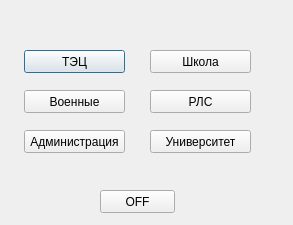
The window that dialog.ui (dsponer/maket_py) describes before a commit, drawn with Qt 5.
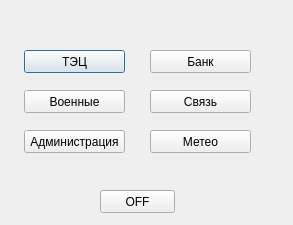
The same window after the commit.

Commit message: 0.1.0 Change name of buildings

```diff
--- a/dialog.ui
+++ b/dialog.ui
@@ -62,7 +62,7 @@
     </rect>
    </property>
    <property name="text">
-    <string>Школа</string>
+    <string>Банк</string>
    </property>
   </widget>
   <widget class="QPushButton" name="pushButton_5">
@@ -75,7 +75,7 @@
     </rect>
    </property>
    <property name="text">
-    <string>Университет</string>
+    <string>Метео</string>
    </property>
   </widget>
   <widget class="QPushButton" name="pushButton_6">
@@ -88,7 +88,7 @@
     </rect>
    </property>
    <property name="text">
-    <string>РЛС</string>
+    <string>Связь</string>
    </property>
   </widget>
   <widget class="QPushButton" name="pushButton_7">
```
The commit also changes 2 other files.
